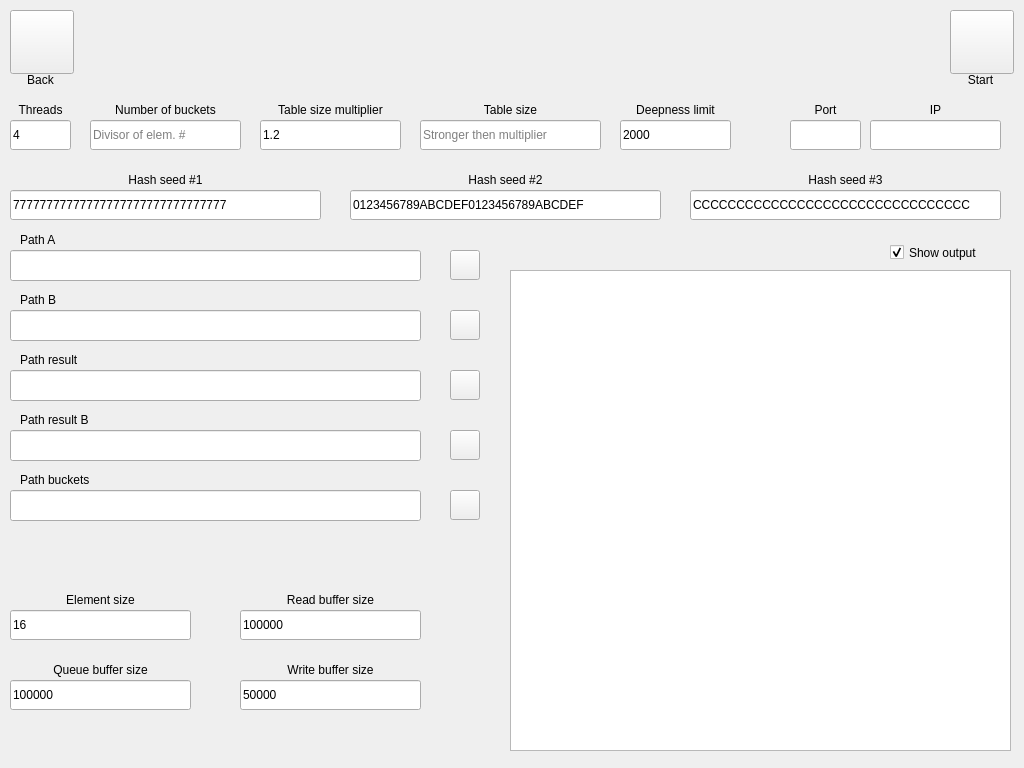
The window that subwindow.ui (Oleksandr-Tkachenko/PSI_GUI) describes before a commit, drawn with Qt 5.
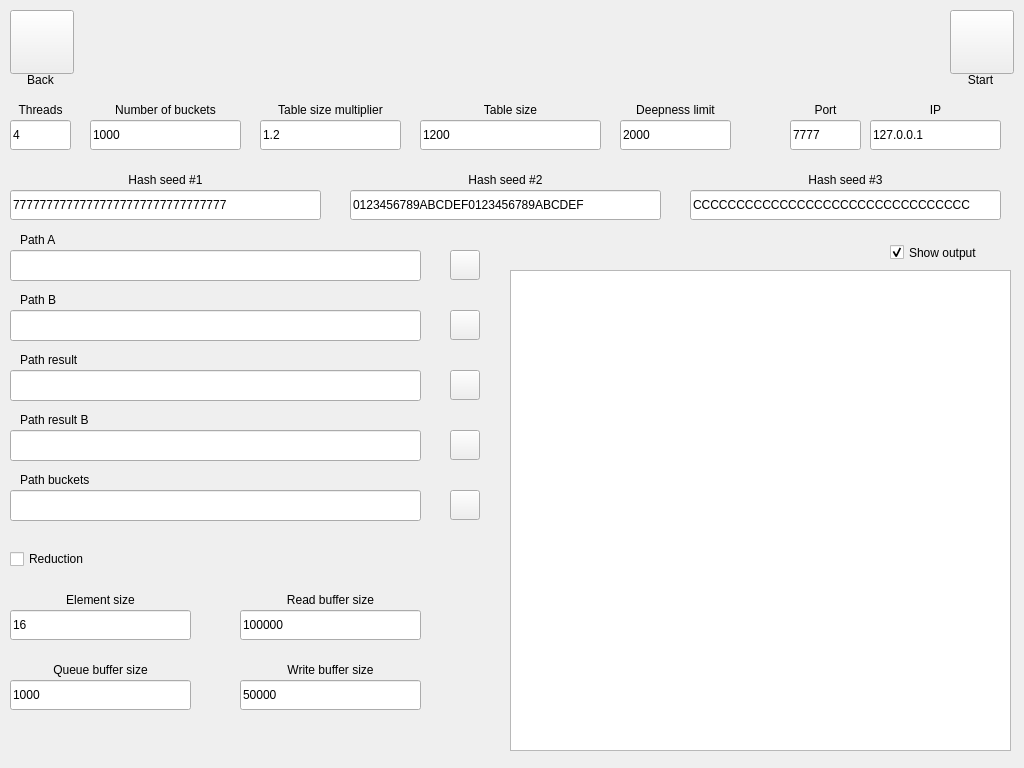
The same window after the commit. Icons and pictures are not drawn.

Commit message: Added demo and reduction

Patch:
```diff
--- a/subwindow.ui
+++ b/subwindow.ui
@@ -76,7 +76,7 @@
    <property name="geometry">
     <rect>
      <x>70</x>
-     <y>10</y>
+     <y>0</y>
      <width>881</width>
      <height>61</height>
     </rect>
@@ -438,7 +438,7 @@
     </rect>
    </property>
    <property name="text">
-    <string/>
+    <string>1000</string>
    </property>
    <property name="placeholderText">
     <string>Divisor of elem. #</string>
@@ -470,7 +470,7 @@
     </rect>
    </property>
    <property name="text">
-    <string>100000</string>
+    <string>1000</string>
    </property>
   </widget>
   <widget class="QLabel" name="labelQueueBufferSize">
@@ -702,7 +702,7 @@
     </rect>
    </property>
    <property name="text">
-    <string/>
+    <string>127.0.0.1</string>
    </property>
   </widget>
   <widget class="QLabel" name="labelIP">
@@ -771,7 +771,7 @@
     </rect>
    </property>
    <property name="text">
-    <string/>
+    <string>7777</string>
    </property>
   </widget>
   <widget class="QLabel" name="labelPort">
@@ -800,7 +800,7 @@
     </rect>
    </property>
    <property name="text">
-    <string/>
+    <string>1200</string>
    </property>
    <property name="placeholderText">
     <string>Stronger then multiplier</string>
@@ -822,6 +822,25 @@
     <set>Qt::AlignCenter</set>
    </property>
   </widget>
+  <widget class="QCheckBox" name="checkBoxReduction">
+   <property name="enabled">
+    <bool>true</bool>
+   </property>
+   <property name="geometry">
+    <rect>
+     <x>10</x>
+     <y>550</y>
+     <width>83</width>
+     <height>18</height>
+    </rect>
+   </property>
+   <property name="focusPolicy">
+    <enum>Qt::ClickFocus</enum>
+   </property>
+   <property name="text">
+    <string>Reduction</string>
+   </property>
+  </widget>
  </widget>
  <resources>
   <include location="images.qrc"/>
```
Left out of the diff: 159 changed lines with no effect on the pictures. The commit also changes 3 other files.
